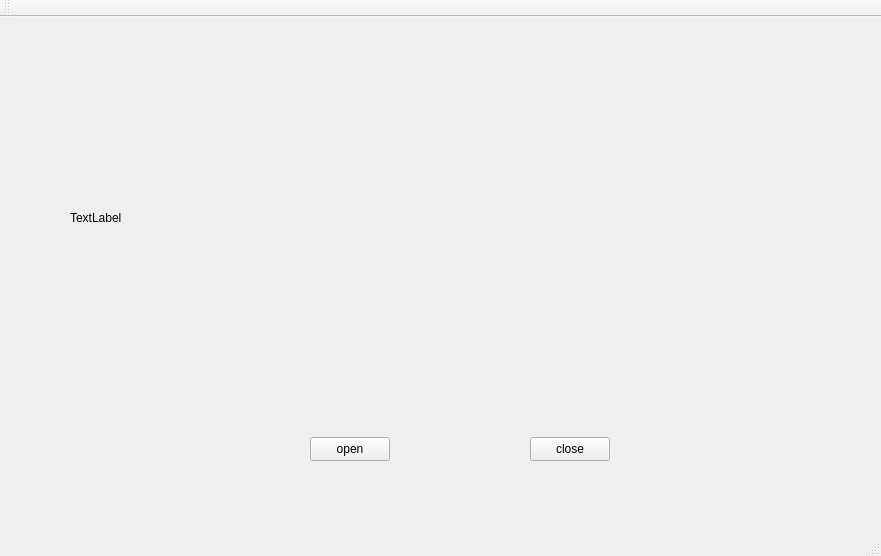
Old version of the form Autotest/frame.ui in the repository gotolafa/ScreenDetect.
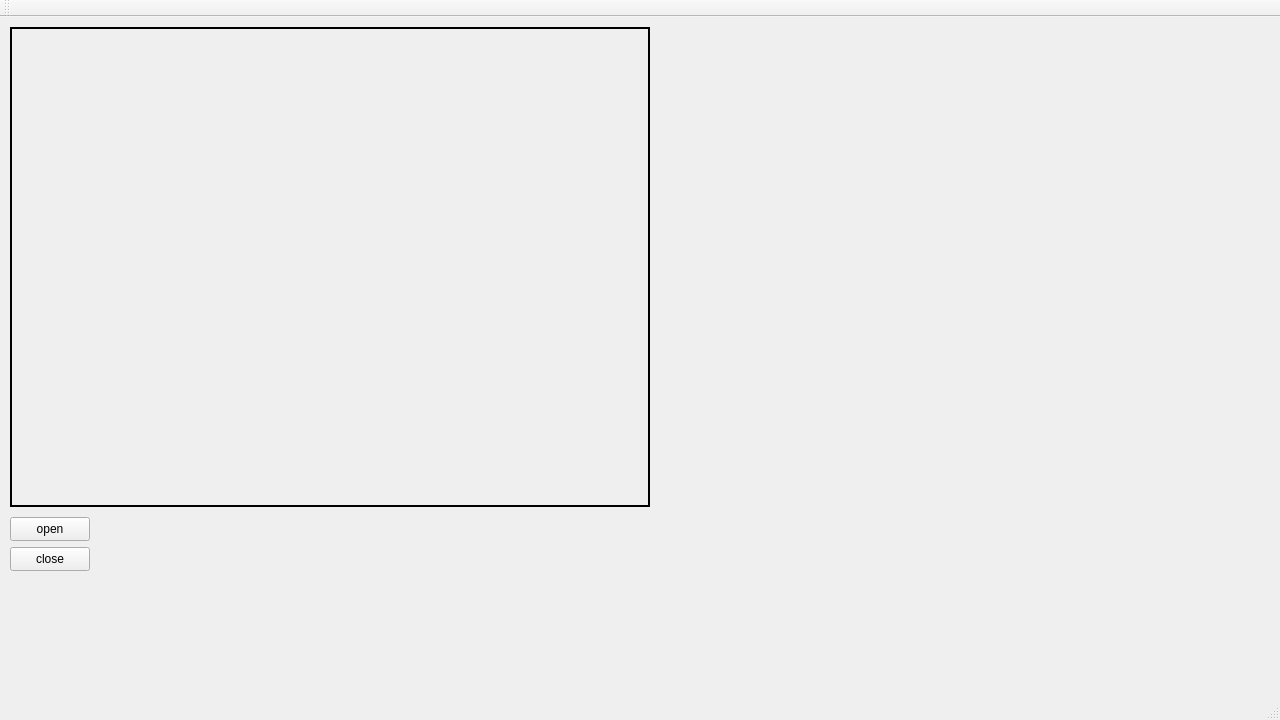
New version of the form.

Diff of the .ui file:
```diff
--- a/Autotest/frame.ui
+++ b/Autotest/frame.ui
@@ -6,8 +6,8 @@
    <rect>
     <x>0</x>
     <y>0</y>
-    <width>881</width>
-    <height>556</height>
+    <width>1280</width>
+    <height>720</height>
    </rect>
   </property>
   <property name="windowTitle">
@@ -17,8 +17,8 @@
    <widget class="QPushButton" name="open">
     <property name="geometry">
      <rect>
-      <x>310</x>
-      <y>420</y>
+      <x>10</x>
+      <y>500</y>
       <width>80</width>
       <height>24</height>
      </rect>
@@ -30,8 +30,8 @@
    <widget class="QPushButton" name="close">
     <property name="geometry">
      <rect>
-      <x>530</x>
-      <y>420</y>
+      <x>10</x>
+      <y>530</y>
       <width>80</width>
       <height>24</height>
      </rect>
@@ -43,14 +43,17 @@
    <widget class="QLabel" name="label">
     <property name="geometry">
      <rect>
-      <x>70</x>
-      <y>0</y>
-      <width>711</width>
-      <height>401</height>
+      <x>10</x>
+      <y>10</y>
+      <width>640</width>
+      <height>480</height>
      </rect>
     </property>
+    <property name="frameShape">
+     <enum>QFrame::WinPanel</enum>
+    </property>
     <property name="text">
-     <string>TextLabel</string>
+     <string/>
     </property>
    </widget>
   </widget>
```
Left out of the diff: 4 changed lines with no effect on the pictures.
